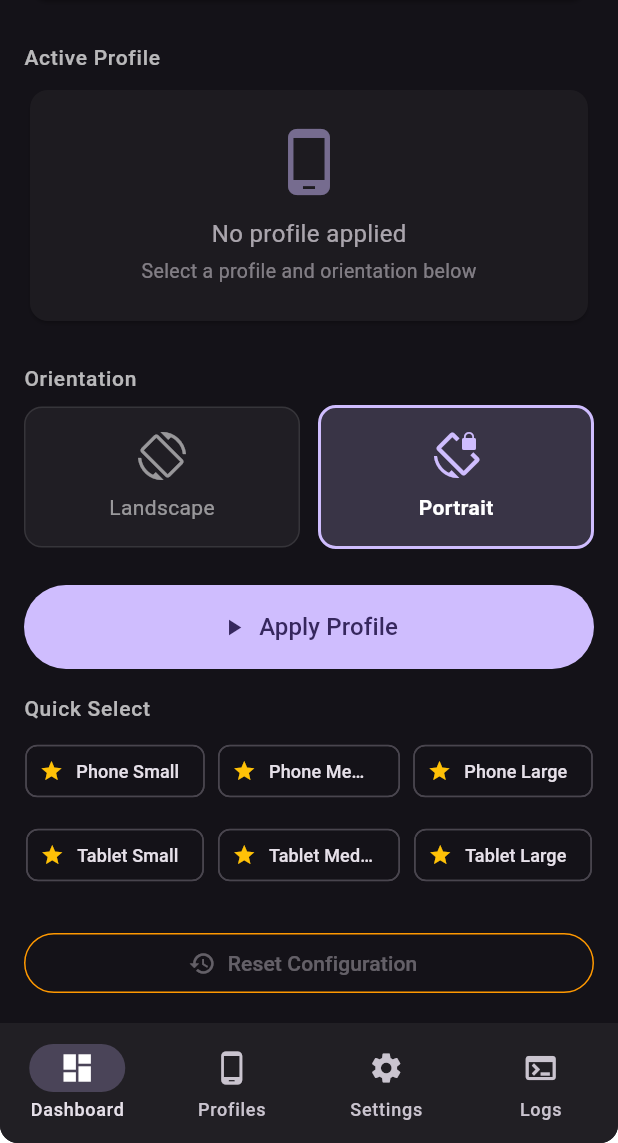
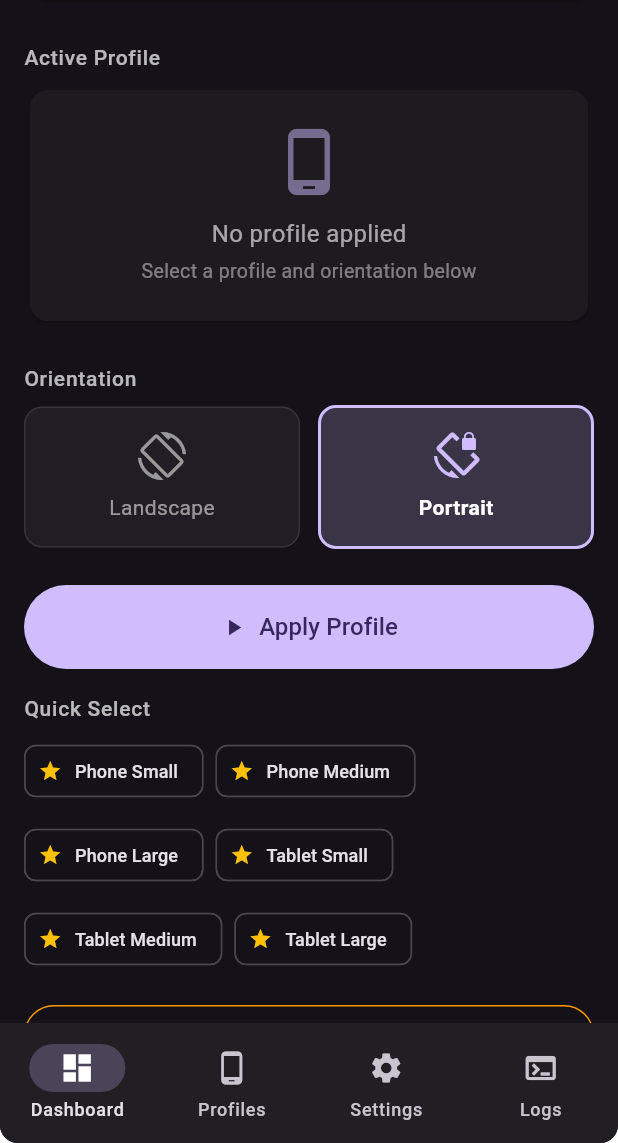
Before and after one commit to Eduar2TC/waydroid-profile-manager, a Flutter app: the screen it shows after launch, scrolled down 78 dp, on a phone screen of 412 x 824 dp, the part 93-1236 px from its top. Run offline on Flutter 3.47's test engine with Material 3 defaults, Android fonts, the phone set to English and light mode, and no system bars; missing offline and left inert: dart:ffi, system_tray; accounts and stored records are empty.

Commit message:
Revert "Distribute Quick Select evenly: dynamic columns with fixed chip width"
This reverts commit abd3e78738c354ce3ac14377202913de9e02ad3b.

```diff
--- a/lib/presentation/screens/dashboard_screen.dart
+++ b/lib/presentation/screens/dashboard_screen.dart
@@ -108,54 +108,21 @@
   }
 
   Widget _buildQuickProfiles(BuildContext context, AppController controller) {
-    final profiles = controller.profiles.take(6).toList();
-    if (profiles.isEmpty) return const SizedBox.shrink();
-
-    return LayoutBuilder(
-      builder: (context, constraints) {
-        const spacing = 8.0;
-        const minChipWidth = 100.0;
-        final cols = (constraints.maxWidth / (minChipWidth + spacing)).floor().clamp(1, profiles.length);
-        final chipWidth = (constraints.maxWidth - spacing * (cols - 1)) / cols;
-
-        final rows = <List<Profile>>[];
-        for (var i = 0; i < profiles.length; i += cols) {
-          rows.add(profiles.sublist(i, (i + cols).clamp(0, profiles.length)));
-        }
-
-        return Column(
-          children: rows.map((row) {
-            return Padding(
-              padding: const EdgeInsets.only(bottom: spacing),
-              child: Row(
-                children: [
-                  for (var i = 0; i < row.length; i++) ...[
-                    if (i > 0) const SizedBox(width: spacing),
-                    SizedBox(
-                      width: chipWidth,
-                      child: ActionChip(
-                        avatar: Icon(row[i].builtin ? Icons.star : Icons.star_border, size: 16, color: row[i].builtin ? Colors.amber : Colors.white54),
-                        label: Text(row[i].name, style: const TextStyle(fontSize: 12), overflow: TextOverflow.ellipsis),
-                        onPressed: controller.isApplying
-                            ? null
-                            : () {
-                                controller.setOrientation(row[i].defaultOrientation);
-                                controller.applyProfile(row[i]);
-                              },
-                      ),
-                    ),
-                  ],
-                  // Fill remaining slots in incomplete rows
-                  for (var i = row.length; i < cols; i++) ...[
-                    if (i > 0 || row.isNotEmpty) const SizedBox(width: spacing),
-                    SizedBox(width: chipWidth),
-                  ],
-                ],
-              ),
-            );
-          }).toList(),
+    return Wrap(
+      spacing: 8,
+      runSpacing: 8,
+      children: controller.profiles.take(6).map((profile) {
+        return ActionChip(
+          avatar: Icon(profile.builtin ? Icons.star : Icons.star_border, size: 16, color: profile.builtin ? Colors.amber : Colors.white54),
+          label: Text(profile.name, style: const TextStyle(fontSize: 12)),
+          onPressed: controller.isApplying
+              ? null
+              : () {
+                  controller.setOrientation(profile.defaultOrientation);
+                  controller.applyProfile(profile);
+                },
         );
-      },
+      }).toList(),
     );
   }
 
```
